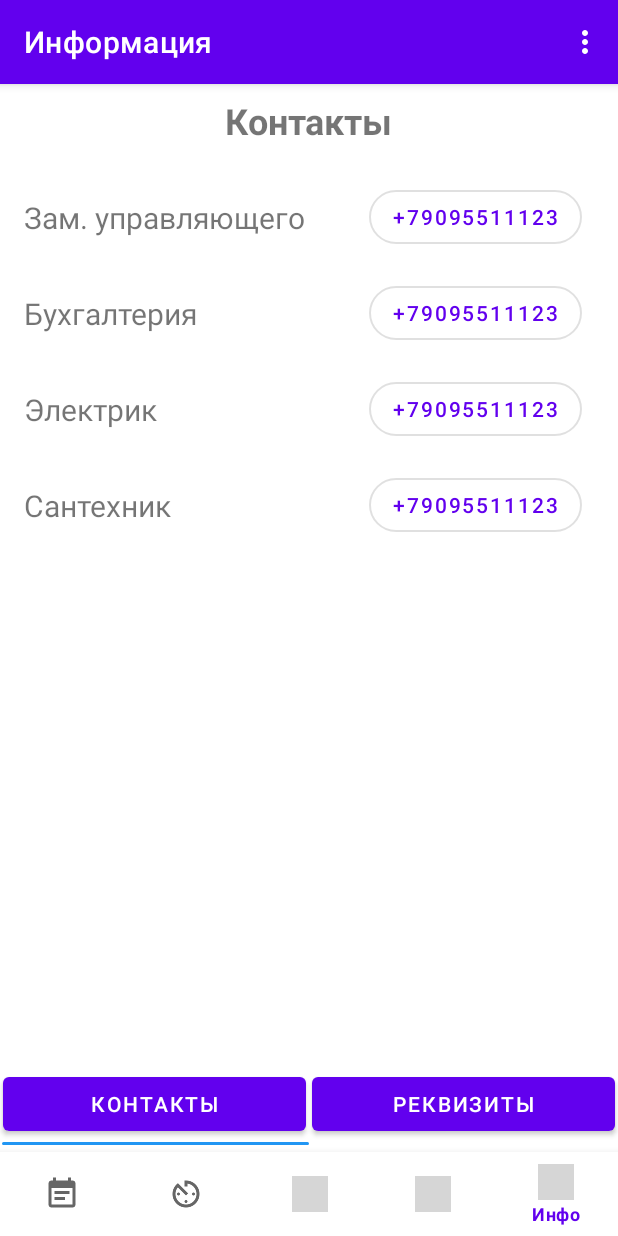
After one commit to G2R1k/Domodel, an Android app: the ContactFragment screen opened through its navigation route, on a phone screen of 412 x 824 dp. The commit adds this screen. Run offline under Robolectric (Android 15) with nearby library versions, the phone set to English and light mode, and no system bars; our stand-ins replace navigation-ui; 2 statements that could not run were skipped; grey boxes are pictures that could not be loaded.

```diff
--- a/app/src/main/java/com/example/domodel/InfoActivity.java
+++ b/app/src/main/java/com/example/domodel/InfoActivity.java
@@ -26,7 +26,7 @@ public class InfoActivity extends AppCompatActivity {
         setContentView(R.layout.activity_info);
         BottomNavigationView navView = findViewById(R.id.nav_view);
         AppBarConfiguration appBarConfiguration = new AppBarConfiguration.Builder(
-                R.id.nav_frag_news, R.id.nav_frag_counter, R.id.nav_frag_requisites, R.id.nav_frag_request)
+                R.id.nav_frag_news, R.id.nav_frag_counter, R.id.nav_frag_payment, R.id.nav_frag_request, R.id.nav_frag_info)
                 .build();
         NavController navController = Navigation.findNavController(this, R.id.nav_host_fragment);
         NavigationUI.setupActionBarWithNavController(this, navController, appBarConfiguration);
--- a/app/src/main/java/com/example/domodel/MainActivity.java
+++ b/app/src/main/java/com/example/domodel/MainActivity.java
@@ -14,8 +14,8 @@ import android.widget.Toast;
 
 public class MainActivity extends AppCompatActivity {
 
-    final private String LOGIN = "Dima";
-    final private String PASSWORD = "Ivanov";
+    final private String LOGIN = "user";
+    final private String PASSWORD = "user";
 
     EditText textLogin;
     EditText textPassword;
--- /dev/null
+++ b/app/src/main/java/com/example/domodel/ui/requisites/ContactFragment.java
@@ -0,0 +1,66 @@
+package com.example.domodel.ui.requisites;
+
+import android.content.Intent;
+import android.net.Uri;
+import android.os.Bundle;
+import android.view.LayoutInflater;
+import android.view.View;
+import android.view.ViewGroup;
+import android.widget.Button;
+import android.widget.TextView;
+
+import androidx.annotation.NonNull;
+import androidx.fragment.app.Fragment;
+import androidx.lifecycle.ViewModelProviders;
+
+import com.example.domodel.R;
+
+public class ContactFragment extends Fragment {
+
+    private ContactViewModel contactViewModel;
+
+    Button btnOpenRequsities;
+    Button btnPhone1;
+    Button btnPhone2;
+
+    View.OnClickListener listenerContact = new View.OnClickListener() {
+        @Override
+        public void onClick(View view) {
+            getFragmentManager().beginTransaction().replace(R.id.nav_host_fragment, RequisitesFragment.newInstance()).addToBackStack(RequisitesFragment.class.getName()).commit();
+        }
+    };
+
+    View.OnClickListener listenerDial = new View.OnClickListener() {
+        @Override
+        public void onClick(View view) {
+            String phone = ((TextView)view).getText().toString();
+            Intent startDial = new Intent(Intent.ACTION_DIAL);
+            startDial.setData(Uri.parse("tel:" + phone));
+            startActivity(startDial);
+        }
+    };
+
+    public View onCreateView(@NonNull LayoutInflater inflater,
+                             ViewGroup container, Bundle savedInstanceState) {
+        contactViewModel =
+                ViewModelProviders.of(this).get(ContactViewModel.class);
+        View root = inflater.inflate(R.layout.fragment_contact, container, false);
+
+        btnPhone1 = root.findViewById(R.id.btnPhone1);
+        btnPhone2 = root.findViewById(R.id.btnPhone2);
+
+        btnPhone1.setOnClickListener(listenerDial);
+        btnPhone2.setOnClickListener(listenerDial);
+
+        btnOpenRequsities = root.findViewById(R.id.buttonToReq);
+        btnOpenRequsities.setOnClickListener(listenerContact);
+//        final TextView textView = root.findViewById(R.id.text_notifications);
+//        requesitiesViewModel.getText().observe(getViewLifecycleOwner(), new Observer<String>() {
+//            @Override
+//            public void onChanged(@Nullable String s) {
+//                textView.setText(s);
+//            }
+//        });
+        return root;
+    }
+}
--- a/app/src/main/java/com/example/domodel/ui/requisites/RequesitiesViewModel.java
+++ b/app/src/main/java/com/example/domodel/ui/requisites/ContactViewModel.java
@@ -4,11 +4,11 @@ import androidx.lifecycle.LiveData;
 import androidx.lifecycle.MutableLiveData;
 import androidx.lifecycle.ViewModel;
 
-public class RequesitiesViewModel extends ViewModel {
+public class ContactViewModel extends ViewModel {
 
     private MutableLiveData<String> mText;
 
-    public RequesitiesViewModel() {
+    public ContactViewModel() {
         mText = new MutableLiveData<>();
         mText.setValue("Реквизиты");
     }
--- /dev/null
+++ b/app/src/main/res/drawable/underline_background.xml
@@ -0,0 +1,5 @@
+<shape android:shape="rectangle"
+    xmlns:android="http://schemas.android.com/apk/res/android">
+    <solid android:color="#2196F3"/>
+    <corners android:radius="12dp"/>
+</shape>
--- a/app/src/main/res/layout/activity_login.xml
+++ b/app/src/main/res/layout/activity_login.xml
@@ -49,7 +49,7 @@
         android:layout_height="wrap_content"
         android:layout_marginTop="16dp"
         android:text="@string/enter"
-        app:cornerRadius="20dp"
+        app:cornerRadius="24dp"
         app:layout_constraintEnd_toEndOf="@+id/etPassword"
         app:layout_constraintStart_toStartOf="@+id/etPassword"
         app:layout_constraintTop_toBottomOf="@+id/etPassword" />
--- /dev/null
+++ b/app/src/main/res/layout/fragment_contact.xml
@@ -0,0 +1,167 @@
+<?xml version="1.0" encoding="utf-8"?>
+<androidx.constraintlayout.widget.ConstraintLayout
+    xmlns:android="http://schemas.android.com/apk/res/android"
+    xmlns:app="http://schemas.android.com/apk/res-auto"
+    xmlns:tools="http://schemas.android.com/tools"
+    android:layout_width="match_parent"
+    android:layout_height="match_parent"
+    tools:context=".ui.requisites.ContactFragment">
+
+    <TextView
+        android:id="@+id/textView34"
+        android:layout_width="wrap_content"
+        android:layout_height="wrap_content"
+        android:layout_marginTop="8dp"
+        android:text="Контакты"
+        android:textStyle="bold"
+        android:textSize="24sp"
+        app:layout_constraintEnd_toEndOf="parent"
+        app:layout_constraintStart_toStartOf="parent"
+        app:layout_constraintTop_toTopOf="parent" />
+
+    <TextView
+        android:id="@+id/txtNameEmployee1"
+        android:layout_width="wrap_content"
+        android:layout_height="wrap_content"
+        android:layout_marginStart="16dp"
+        android:text="Зам. управляющего"
+        android:textSize="20sp"
+        app:layout_constraintBottom_toBottomOf="@+id/btnPhone1"
+        app:layout_constraintStart_toStartOf="parent"
+        app:layout_constraintTop_toTopOf="@+id/btnPhone1" />
+
+    <com.google.android.material.button.MaterialButton
+        android:id="@+id/btnPhone1"
+        style="@style/Widget.MaterialComponents.Button.OutlinedButton"
+        android:layout_width="wrap_content"
+        android:layout_height="wrap_content"
+        android:layout_marginTop="24dp"
+        android:layout_marginEnd="24dp"
+        android:text="+79095511123"
+        app:cornerRadius="20dp"
+        app:layout_constraintEnd_toEndOf="parent"
+        app:layout_constraintTop_toBottomOf="@+id/textView34" />
+
+    <TextView
+        android:id="@+id/txtNameEmployee2"
+        android:layout_width="wrap_content"
+        android:layout_height="wrap_content"
+        android:layout_marginStart="16dp"
+        android:text="Бухгалтерия"
+        android:textSize="20sp"
+        app:layout_constraintBottom_toBottomOf="@+id/btnPhone2"
+        app:layout_constraintStart_toStartOf="parent"
+        app:layout_constraintTop_toTopOf="@+id/btnPhone2"/>
+
+    <com.google.android.material.button.MaterialButton
+        android:id="@+id/btnPhone2"
+        style="@style/Widget.MaterialComponents.Button.OutlinedButton"
+        android:layout_width="wrap_content"
+        android:layout_height="wrap_content"
+        android:layout_marginTop="16dp"
+        android:layout_marginEnd="24dp"
+        android:text="+79095511123"
+        app:cornerRadius="20dp"
+        app:layout_constraintEnd_toEndOf="parent"
+        app:layout_constraintTop_toBottomOf="@+id/btnPhone1" />
+
+    <TextView
+        android:id="@+id/txtNameEmployee3"
+        android:layout_width="wrap_content"
+        android:layout_height="wrap_content"
+        android:layout_marginStart="16dp"
+        android:text="Электрик"
+        android:textSize="20sp"
+        app:layout_constraintBottom_toBottomOf="@+id/btnPhone3"
+        app:layout_constraintStart_toStartOf="parent"
+        app:layout_constraintTop_toTopOf="@+id/btnPhone3"/>
+
+    <com.google.android.material.button.MaterialButton
+        android:id="@+id/btnPhone3"
+        style="@style/Widget.MaterialComponents.Button.OutlinedButton"
+        android:layout_width="wrap_content"
+        android:layout_height="wrap_content"
+        android:layout_marginTop="16dp"
+        android:layout_marginEnd="24dp"
+        android:text="+79095511123"
+        app:cornerRadius="20dp"
+        app:layout_constraintEnd_toEndOf="parent"
+        app:layout_constraintTop_toBottomOf="@+id/btnPhone2" />
+
+    <TextView
+        android:id="@+id/txtNameEmployee4"
+        android:layout_width="wrap_content"
+        android:layout_height="wrap_content"
+        android:layout_marginStart="16dp"
+        android:text="Сантехник"
+        android:textSize="20sp"
+        app:layout_constraintBottom_toBottomOf="@+id/btnPhone4"
+        app:layout_constraintStart_toStartOf="parent"
+        app:layout_constraintTop_toTopOf="@+id/btnPhone4"/>
+
+    <com.google.android.material.button.MaterialButton
+        android:id="@+id/btnPhone4"
+        style="@style/Widget.MaterialComponents.Button.OutlinedButton"
+        android:layout_width="wrap_content"
+        android:layout_height="wrap_content"
+        android:layout_marginTop="16dp"
+        android:layout_marginEnd="24dp"
+        android:text="+79095511123"
+        app:cornerRadius="20dp"
+        app:layout_constraintEnd_toEndOf="parent"
+        app:layout_constraintTop_toBottomOf="@+id/btnPhone3" />
+
+    <LinearLayout
+        android:id="@+id/linearLayout"
+        android:layout_width="match_parent"
+        android:layout_height="wrap_content"
+        android:layout_marginBottom="64dp"
+        android:orientation="horizontal"
+        app:layout_constraintBottom_toBottomOf="parent"
+        app:layout_constraintEnd_toEndOf="parent"
+        app:layout_constraintStart_toStartOf="parent">
+
+        <Button
+            android:id="@+id/button"
+            android:layout_width="match_parent"
+            android:layout_height="wrap_content"
+            android:layout_marginLeft="2dp"
+            android:layout_marginRight="2dp"
+            android:layout_weight="1"
+            android:text="Контакты" />
+
+        <Button
+            android:id="@+id/buttonToReq"
+            android:layout_width="match_parent"
+            android:layout_height="wrap_content"
+            android:layout_marginLeft="2dp"
+            android:layout_marginRight="2dp"
+            android:layout_weight="1"
+            android:text="Реквизиты" />
+    </LinearLayout>
+
+    <LinearLayout
+        android:layout_width="409dp"
+        android:layout_height="62dp"
+        android:layout_marginTop="1dp"
+        android:orientation="horizontal"
+        app:layout_constraintEnd_toEndOf="@+id/linearLayout"
+        app:layout_constraintStart_toStartOf="@+id/linearLayout"
+        app:layout_constraintTop_toBottomOf="@+id/linearLayout">
+
+        <TextView
+            android:id="@+id/textView20"
+            android:layout_width="wrap_content"
+            android:layout_height="2dp"
+            android:layout_weight="1"
+            android:background="@drawable/underline_background" />
+
+        <TextView
+            android:id="@+id/textView21"
+            android:layout_width="wrap_content"
+            android:layout_height="wrap_content"
+            android:layout_weight="1" />
+    </LinearLayout>
+
+
+</androidx.constraintlayout.widget.ConstraintLayout>
--- a/app/src/main/res/menu/bottom_nav_menu.xml
+++ b/app/src/main/res/menu/bottom_nav_menu.xml
@@ -13,13 +13,18 @@
         android:title="@string/title_counter" />
 
     <item
-        android:id="@+id/nav_frag_requisites"
-        android:icon="@drawable/ic_folder_open_black_48dp"
-        android:title="@string/title_requisites" />
+        android:id="@+id/nav_frag_payment"
+        android:icon="@drawable/baseline_credit_card_black_48"
+        android:title="@string/title_payment" />
 
     <item
         android:id="@+id/nav_frag_request"
         android:icon="@drawable/ic_build_black_48dp"
         android:title="@string/title_request" />
 
+    <item
+        android:id="@+id/nav_frag_info"
+        android:icon="@drawable/outline_info_black_48dp"
+        android:title="@string/title_requisites" />
+
 </menu>
--- a/app/src/main/res/menu/settings_menu.xml
+++ b/app/src/main/res/menu/settings_menu.xml
@@ -3,5 +3,5 @@
     xmlns:app="http://schemas.android.com/apk/res-auto">
     <item android:id="@+id/actionLogout"
         app:showAsAction="never"
-        android:title="Выйти из личного кабинета" />
+        android:title="Выйти" />
 </menu>
--- a/app/src/main/res/navigation/mobile_navigation.xml
+++ b/app/src/main/res/navigation/mobile_navigation.xml
@@ -18,15 +18,21 @@
         tools:layout="@layout/fragment_counter" />
 
     <fragment
-        android:id="@+id/nav_frag_requisites"
-        android:name="com.example.domodel.ui.requisites.RequisitesFragment"
-        android:label="@string/title_requisites"
-        tools:layout="@layout/fragment_requisites" />
+        android:id="@+id/nav_frag_payment"
+        android:name="com.example.domodel.ui.payment.PaymentFragment"
+        android:label="@string/title_payment"
+        tools:layout="@layout/fragment_payment" />
 
     <fragment
         android:id="@+id/nav_frag_request"
         android:name="com.example.domodel.ui.requests.RequestFragment"
         android:label="@string/title_request"
-        tools:layout="@layout/fragment_requisites" />
+        tools:layout="@layout/fragment_request" />
+
+    <fragment
+        android:id="@+id/nav_frag_info"
+        android:name="com.example.domodel.ui.requisites.ContactFragment"
+        android:label="@string/title_information"
+        tools:layout="@layout/fragment_contact" />
 
 </navigation>
--- a/app/src/main/res/values/colors.xml
+++ b/app/src/main/res/values/colors.xml
@@ -2,5 +2,5 @@
 <resources>
     <color name="colorPrimary">#6200EE</color>
     <color name="colorPrimaryDark">#3700B3</color>
-    <color name="colorAccent">#03DAC5</color>
+    <color name="colorAccent">#2196F3</color>
 </resources>
--- a/app/src/main/res/values/strings.xml
+++ b/app/src/main/res/values/strings.xml
@@ -8,8 +8,10 @@
     <string name="title_activity_info">MainActivity</string>
     <string name="title_news">Новости</string>
     <string name="title_counter">Счетчики</string>
-    <string name="title_requisites">Реквизиты</string>
+    <string name="title_requisites">Инфо</string>
+    <string name="title_payment">Оплата</string>
     <string name="title_request">Заявки</string>
+    <string name="title_information">Информация</string>
     <string-array name="questionsRequest">
         <item>Вопрос 1</item>
         <item>Вопрос 2</item>
```
Also changed, not shown: app/src/main/java/com/example/domodel/ui/payment/PaymentFragment.java (added, +27 -0 lines), app/src/main/java/com/example/domodel/ui/payment/PaymentViewModel.java (added, +19 -0 lines), app/src/main/java/com/example/domodel/ui/requisites/RequisitesFragment.java (+16 -18 lines), app/src/main/res/layout/fragment_requisites.xml (+156 -96 lines), app/src/main/res/layout/fragment_payment.xml (renamed from app/src/main/res/layout/fragment_contacts.xml).
